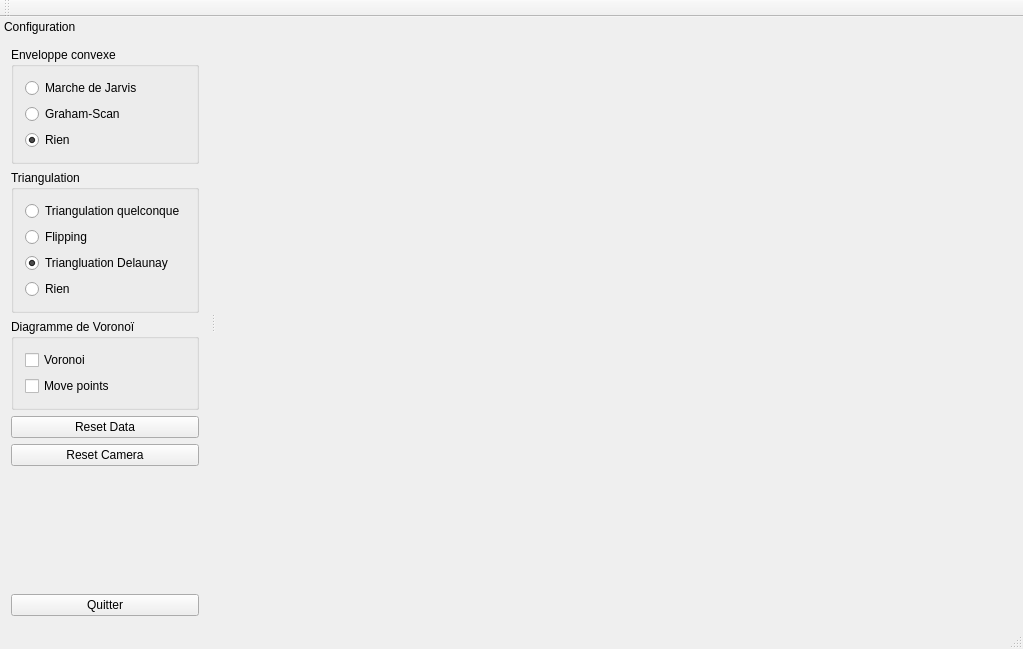
This is form/math5a_triangulation.ui in ldkv/Math5A_Triangluation as Qt 5 draws it before an edit. The edited form follows.
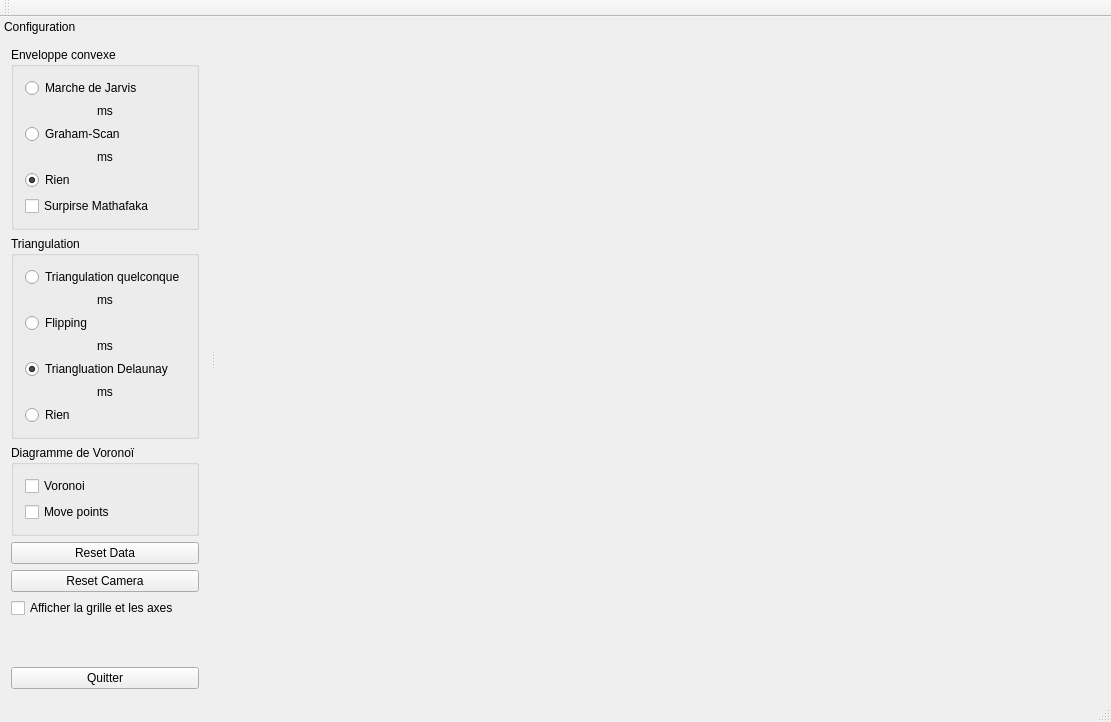
This is the edited form.

Commit message: Ajouter des timer dans l'UI et autres. Fixer Delaunay et Voronoi.

The edit to the form file:
```diff
--- a/form/math5a_triangulation.ui
+++ b/form/math5a_triangulation.ui
@@ -6,8 +6,8 @@
    <rect>
     <x>0</x>
     <y>0</y>
-    <width>1023</width>
-    <height>649</height>
+    <width>1111</width>
+    <height>722</height>
    </rect>
   </property>
   <property name="windowTitle">
@@ -64,6 +64,16 @@
           </property>
          </widget>
         </item>
+        <item>
+         <widget class="QLabel" name="laTimeJarvis">
+          <property name="text">
+           <string>ms</string>
+          </property>
+          <property name="alignment">
+           <set>Qt::AlignCenter</set>
+          </property>
+         </widget>
+        </item>
         <item>
          <widget class="QRadioButton" name="rbGrahamScan">
           <property name="text">
@@ -71,6 +81,16 @@
           </property>
          </widget>
         </item>
+        <item>
+         <widget class="QLabel" name="laTimeGraham">
+          <property name="text">
+           <string>ms</string>
+          </property>
+          <property name="alignment">
+           <set>Qt::AlignCenter</set>
+          </property>
+         </widget>
+        </item>
         <item>
          <widget class="QRadioButton" name="rbNoneEnv">
           <property name="text">
@@ -81,6 +101,13 @@
           </property>
          </widget>
         </item>
+        <item>
+         <widget class="QCheckBox" name="cbShowEnvelop3D">
+          <property name="text">
+           <string>Surpirse Mathafaka</string>
+          </property>
+         </widget>
+        </item>
        </layout>
       </widget>
      </item>
@@ -97,6 +124,16 @@
           </property>
          </widget>
         </item>
+        <item>
+         <widget class="QLabel" name="laTimeTriSimple">
+          <property name="text">
+           <string>ms</string>
+          </property>
+          <property name="alignment">
+           <set>Qt::AlignCenter</set>
+          </property>
+         </widget>
+        </item>
         <item>
          <widget class="QRadioButton" name="rbFlipping">
           <property name="text">
@@ -104,6 +141,16 @@
           </property>
          </widget>
         </item>
+        <item>
+         <widget class="QLabel" name="laTimeFlipping">
+          <property name="text">
+           <string>ms</string>
+          </property>
+          <property name="alignment">
+           <set>Qt::AlignCenter</set>
+          </property>
+         </widget>
+        </item>
         <item>
          <widget class="QRadioButton" name="rbTriDelaunay">
           <property name="text">
@@ -114,6 +161,16 @@
           </property>
          </widget>
         </item>
+        <item>
+         <widget class="QLabel" name="laTimeDelaunay">
+          <property name="text">
+           <string>ms</string>
+          </property>
+          <property name="alignment">
+           <set>Qt::AlignCenter</set>
+          </property>
+         </widget>
+        </item>
         <item>
          <widget class="QRadioButton" name="rbNoneTri">
           <property name="text">
@@ -171,6 +228,13 @@
        </property>
       </widget>
      </item>
+     <item>
+      <widget class="QCheckBox" name="cbShowGrid">
+       <property name="text">
+        <string>Afficher la grille et les axes</string>
+       </property>
+      </widget>
+     </item>
      <item>
       <spacer name="verticalSpacer">
        <property name="orientation">
```
Left out of the diff: 5 changed lines with no effect on the pictures. The commit also changes 5 other files.
